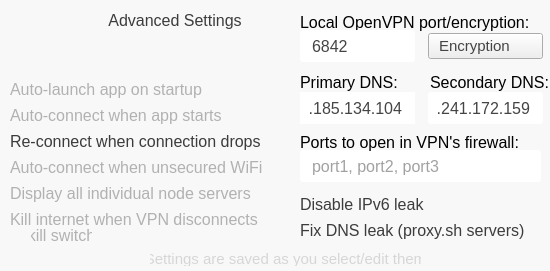
Above: safejumper/scr_settings.ui from proxysh/Safejumper-for-Desktop before the change. Below: the same form after it.
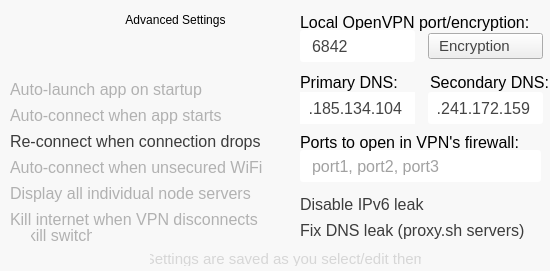
That is the form after the change. Icons and pictures are not drawn.

Commit message: use title for Advanced settings instead of button

Patch:
```diff
--- a/safejumper/scr_settings.ui
+++ b/safejumper/scr_settings.ui
@@ -35,37 +35,6 @@
    <property name="frameShadow">
     <enum>QFrame::Raised</enum>
    </property>
-   <widget class="QPushButton" name="b_AdvSettings">
-    <property name="geometry">
-     <rect>
-      <x>90</x>
-      <y>6</y>
-      <width>170</width>
-      <height>28</height>
-     </rect>
-    </property>
-    <property name="font">
-     <font>
-      <family>Helvetica Neue</family>
-      <pointsize>12</pointsize>
-     </font>
-    </property>
-    <property name="focusPolicy">
-     <enum>Qt::NoFocus</enum>
-    </property>
-    <property name="styleSheet">
-     <string notr="true">QPushButton
-{
-	border:0px;
-color: #3c3c3c;
-background: transparent;
-border-image: url(:/imgs/b-adv-settings.png);
-}</string>
-    </property>
-    <property name="text">
-     <string>Advanced Settings</string>
-    </property>
-   </widget>
    <widget class="QPushButton" name="b_Showlogs">
     <property name="geometry">
      <rect>
@@ -1176,6 +1145,25 @@
      <bool>false</bool>
     </property>
    </widget>
+   <widget class="QLabel" name="label">
+    <property name="geometry">
+     <rect>
+      <x>90</x>
+      <y>10</y>
+      <width>171</width>
+      <height>20</height>
+     </rect>
+    </property>
+    <property name="layoutDirection">
+     <enum>Qt::LeftToRight</enum>
+    </property>
+    <property name="text">
+     <string>Advanced Settings</string>
+    </property>
+    <property name="alignment">
+     <set>Qt::AlignCenter</set>
+    </property>
+   </widget>
   </widget>
   <widget class="QFrame" name="frameHead">
    <property name="geometry">
```
